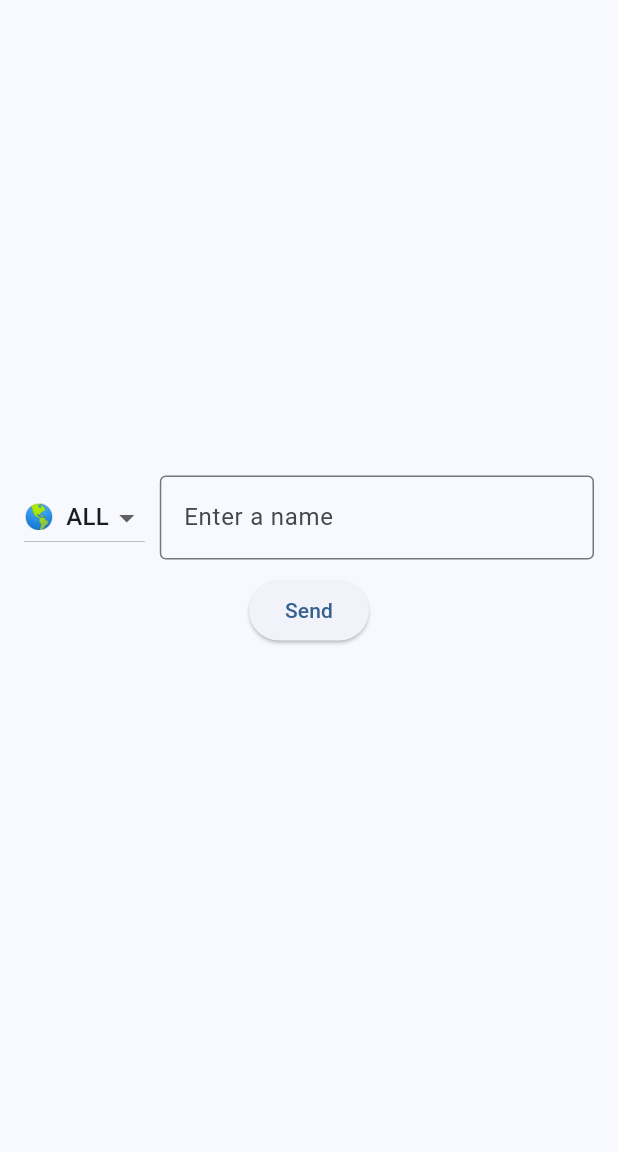
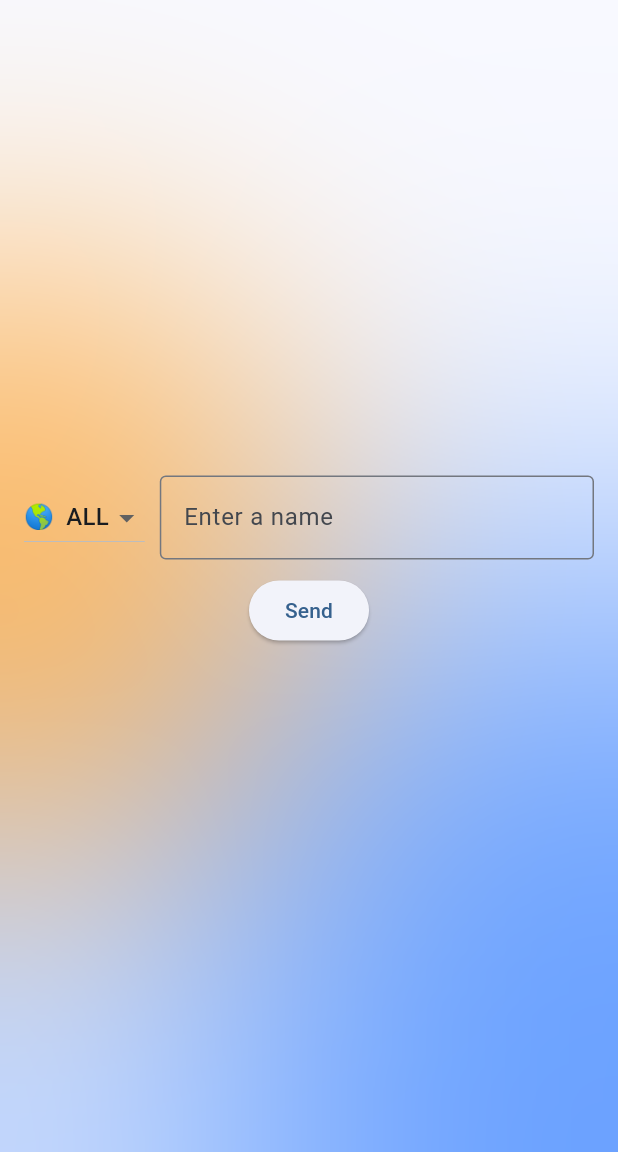
Before and after one commit to DavidKlant/neon_david_cursor, a Flutter app: the screen it shows after launch, on a phone screen of 412 x 824 dp, the part 84-1236 px from its top. Run offline on Flutter 3.47's test engine with Material 3 defaults, Android fonts, the phone set to English and light mode, and no system bars; drawn by our look-alikes of flutter_animate; our stand-ins replace bloc, flutter_bloc.

Commit message:
Add bubblebackground

```diff
--- a/lib/pages/homepage.dart
+++ b/lib/pages/homepage.dart
@@ -1,7 +1,10 @@
+import 'dart:ui';
+
 import 'package:flutter/material.dart';
 import 'package:flutter_bloc/flutter_bloc.dart';
 import 'package:neon_david_cursor/blocs/name_age_bloc/name_age_bloc_bloc.dart';
 import 'package:neon_david_cursor/widgets/animations/fade_in_from_bottom.dart';
+import 'package:neon_david_cursor/widgets/bubble_background.dart';
 import 'package:neon_david_cursor/widgets/name_input_form.dart';
 
 class HomePage extends StatelessWidget {
@@ -13,7 +16,8 @@ class HomePage extends StatelessWidget {
       appBar: AppBar(
         title: const Text('Name Age Predictor'),
       ),
-      body: SizedBox(
+      body: BubbleBackground(
+        child: SizedBox(
           width: double.infinity,
           child: Padding(
             padding: const EdgeInsets.all(16.0),
@@ -56,6 +60,7 @@ class HomePage extends StatelessWidget {
             ),
           ),
         ),
+      ),
     );
   }
 }
--- /dev/null
+++ b/lib/widgets/bubble_background.dart
@@ -0,0 +1,80 @@
+import 'dart:ui';
+
+import 'package:flutter/material.dart';
+
+class BubbleBackground extends StatelessWidget {
+  final Widget child;
+
+  const BubbleBackground({super.key, required this.child});
+
+  @override
+  Widget build(BuildContext context) {
+    return Stack(
+      children: [
+        Positioned(
+          right: -MediaQuery.of(context).size.width / 2,
+          top: MediaQuery.of(context).size.width * 0.9,
+          child: LayerBlurEffect(
+            child: Opacity(
+              opacity: 0.8,
+              child: Container(
+                  height: MediaQuery.of(context).size.width * 1.25,
+                  width: MediaQuery.of(context).size.width * 1.25,
+                  decoration: const BoxDecoration(
+                    color: Colors.blueAccent,
+                    shape: BoxShape.circle,
+                  )),
+            ),
+          ),
+        ),
+        Positioned(
+          left: -MediaQuery.of(context).size.width / 2,
+          top: MediaQuery.of(context).size.width * 0.4,
+          child: LayerBlurEffect(
+            child: Opacity(
+              opacity: 0.8,
+              child: Container(
+                  height: MediaQuery.of(context).size.width,
+                  width: MediaQuery.of(context).size.width,
+                  decoration: const BoxDecoration(
+                    color: Colors.orangeAccent,
+                    shape: BoxShape.circle,
+                  )),
+            ),
+          ),
+        ),
+        child,
+      ],
+    );
+  }
+}
+
+class LayerBlurEffect extends StatelessWidget {
+  final Widget child;
+  final double sigmaX;
+  final double sigmaY;
+
+  const LayerBlurEffect({
+    super.key,
+    required this.child,
+    this.sigmaX = 100.0,
+    this.sigmaY = 100.0,
+  });
+
+  @override
+  Widget build(BuildContext context) {
+    return Stack(
+      children: [
+        child,
+        Positioned.fill(
+          child: BackdropFilter(
+            filter: ImageFilter.blur(sigmaX: sigmaX, sigmaY: sigmaY),
+            child: Container(
+              color: Colors.transparent,
+            ),
+          ),
+        ),
+      ],
+    );
+  }
+}
```
Lines whose indentation alone changed are shown as unchanged.
